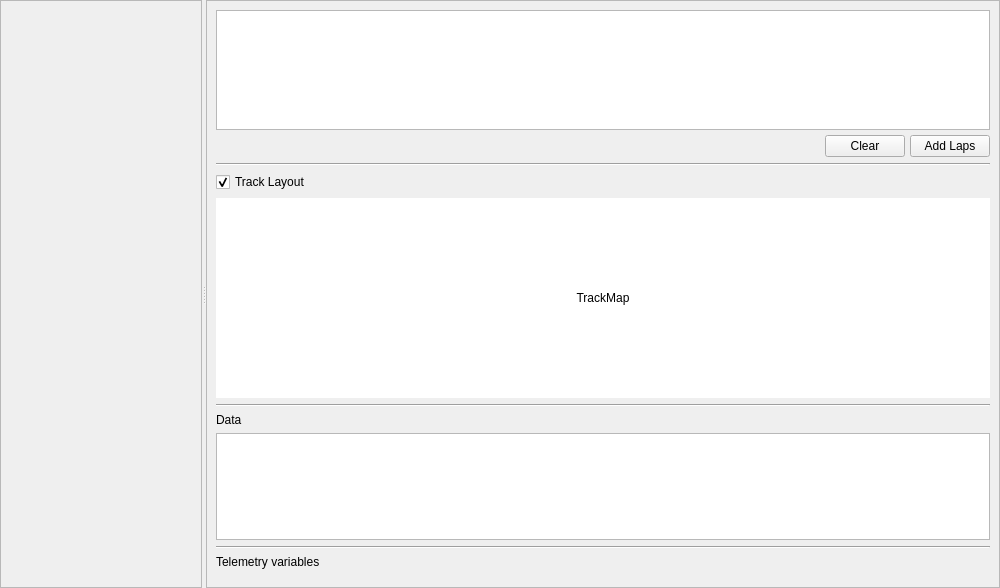
Above: src/CompareTelemetryWidget.ui from Alex-Rose/PXG_Telemetry_fork before the change. Below: the same form after it.
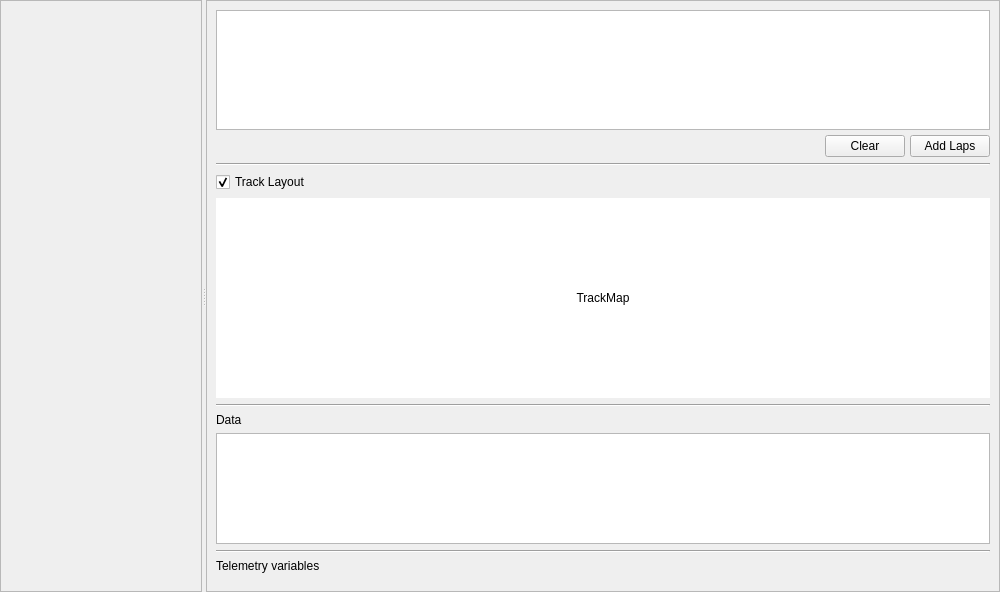
That is the form after the change.

Diff of the .ui file:
```diff
--- a/src/CompareTelemetryWidget.ui
+++ b/src/CompareTelemetryWidget.ui
@@ -7,7 +7,7 @@
     <x>0</x>
     <y>0</y>
     <width>1000</width>
-    <height>588</height>
+    <height>592</height>
    </rect>
   </property>
   <property name="windowTitle">
@@ -62,7 +62,7 @@
             <x>0</x>
             <y>0</y>
             <width>197</width>
-            <height>586</height>
+            <height>590</height>
            </rect>
           </property>
           <layout class="QVBoxLayout" name="verticalLayout_4">
```
Left out of the diff: 3 changed lines with no effect on the pictures.
